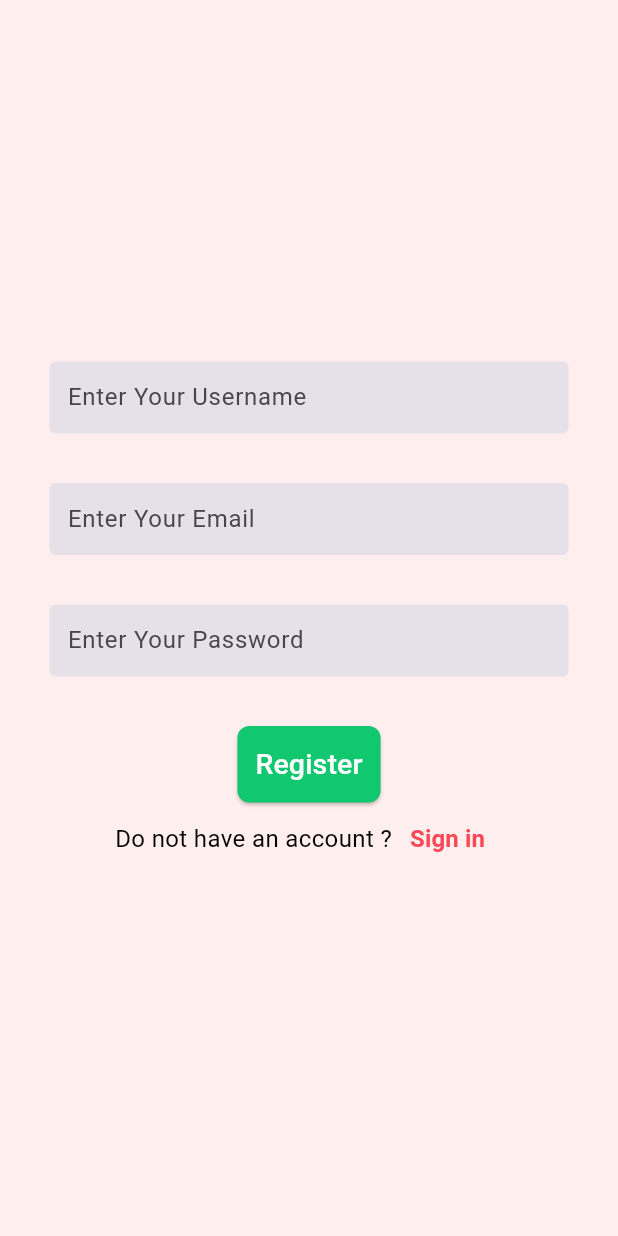
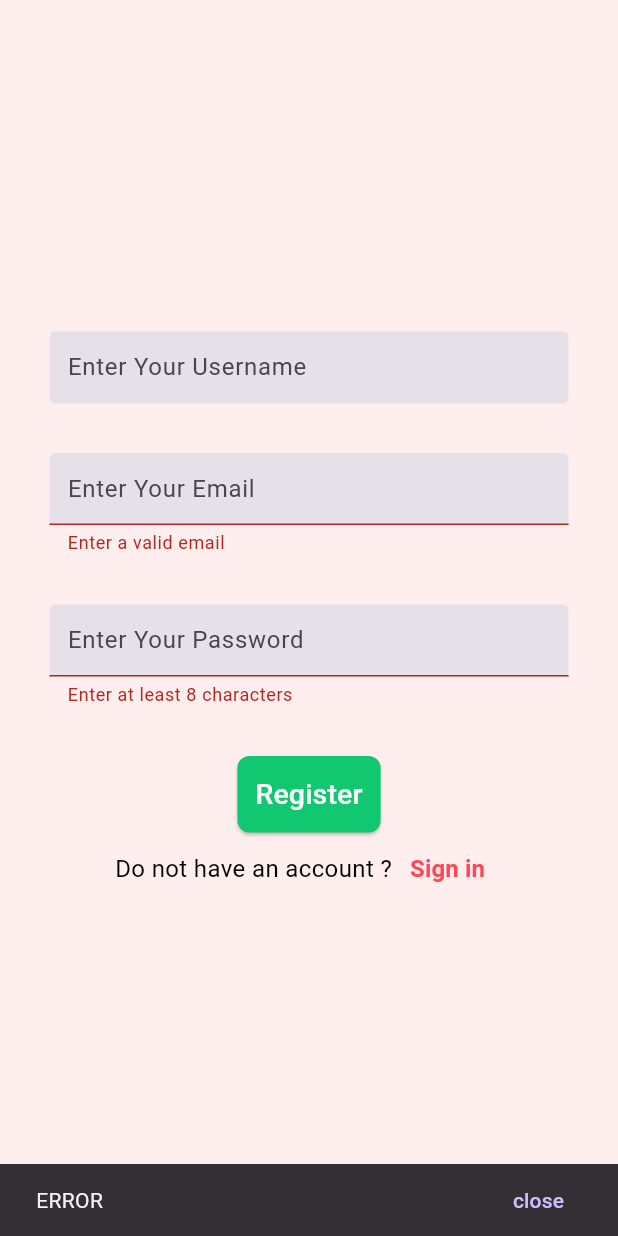
Before and after one commit to Diaf-Abderrahmane/flower_app, a Flutter app: the screen it shows after launch, after a tap on "Register", on a phone screen of 412 x 824 dp. Run offline on Flutter 3.47's test engine with Material 3 defaults, Android fonts, the phone set to English and light mode, and no system bars; our stand-ins replace email_validator, firebase_auth, firebase_core; accounts and stored records are empty.

Commit message:
Text validation + Snack bar

```diff
--- a/lib/pages/register.dart
+++ b/lib/pages/register.dart
@@ -5,8 +5,10 @@ import 'package:flower_app/pages/login.dart';
 import 'package:flower_app/shared%20widgets/colors.dart';
 import 'package:flower_app/shared%20widgets/constants.dart';
 import 'package:flower_app/shared%20widgets/custom_textfield.dart';
+import 'package:flower_app/shared%20widgets/snackbar.dart';
 import 'package:flutter/material.dart';
 import 'package:provider/provider.dart';
+import 'package:email_validator/email_validator.dart';
 
 class Register extends StatefulWidget {
   Register({super.key});
@@ -19,6 +21,7 @@ class _RegisterState extends State<Register> {
   final emailController = TextEditingController();
   final passwordController = TextEditingController();
   bool isLoading = false;
+  final _formkey = GlobalKey<FormState>();
 
   register() async {
     setState(() {
@@ -62,6 +65,8 @@ class _RegisterState extends State<Register> {
           child: Padding(
             padding: const EdgeInsets.all(33.0),
             child: SingleChildScrollView(
+              child: Form(
+                key: _formkey,
                 child: Column(
                   mainAxisAlignment: MainAxisAlignment.center,
                   children: [
@@ -81,8 +86,16 @@ class _RegisterState extends State<Register> {
                     SizedBox(
                       height: 33,
                     ),
-                  TextField(
+                    TextFormField(
                       controller: emailController,
+                      // Text Validation using EmailValidator package
+                      validator: (value) {
+                        return value != null && !EmailValidator.validate(value)
+                            ? "Enter a valid email"
+                            : null;
+                      },
+                      // autovalidate ( tjrs khaddam )
+                      autovalidateMode: AutovalidateMode.onUserInteraction,
                       keyboardType: TextInputType.emailAddress,
                       // for password obscure
                       obscureText: false,
@@ -92,7 +105,14 @@ class _RegisterState extends State<Register> {
                     SizedBox(
                       height: 33,
                     ),
-                  TextField(
+                    TextFormField(
+                      validator: (value) {
+                        return value!.length < 8
+                            ? "Enter at least 8 characters"
+                            : null;
+                      },
+                      // autovalidate ( tjrs khaddam )
+                      autovalidateMode: AutovalidateMode.onUserInteraction,
                       controller: passwordController,
                       keyboardType: TextInputType.text,
                       // for password obscure
@@ -105,7 +125,12 @@ class _RegisterState extends State<Register> {
                     ),
                     ElevatedButton(
                       onPressed: () {
+                        // check if validation is true
+                        if (_formkey.currentState!.validate()) {
                           register();
+                        } else {
+                          showSnackBar(context, "ERROR");
+                        }
                       },
                       style: ButtonStyle(
                         backgroundColor: MaterialStateProperty.all(valBlue),
@@ -119,7 +144,8 @@ class _RegisterState extends State<Register> {
                             )
                           : Text(
                               "Register",
-                            style: TextStyle(fontSize: 19, color: Colors.white),
+                              style:
+                                  TextStyle(fontSize: 19, color: Colors.white),
                             ),
                     ),
 
@@ -156,6 +182,7 @@ class _RegisterState extends State<Register> {
             ),
           ),
         ),
+      ),
     );
   }
 }
--- /dev/null
+++ b/lib/shared widgets/snackbar.dart
@@ -0,0 +1,9 @@
+import 'package:flutter/material.dart';
+
+showSnackBar(BuildContext context, String text) {
+  return ScaffoldMessenger.of(context).showSnackBar(SnackBar(
+    duration: Duration(days: 1),
+    content: Text(text),
+    action: SnackBarAction(label: "close", onPressed: () {}),
+  ));
+}
--- a/pubspec.yaml
+++ b/pubspec.yaml
@@ -38,6 +38,7 @@ dependencies:
   provider: ^6.1.1
   firebase_core: ^2.24.2
   firebase_auth: ^4.16.0
+  email_validator: ^2.1.17
 
 dev_dependencies:
   flutter_test:
```
Also changed, not shown: pubspec.lock. Lines whose indentation alone changed are shown as unchanged.
